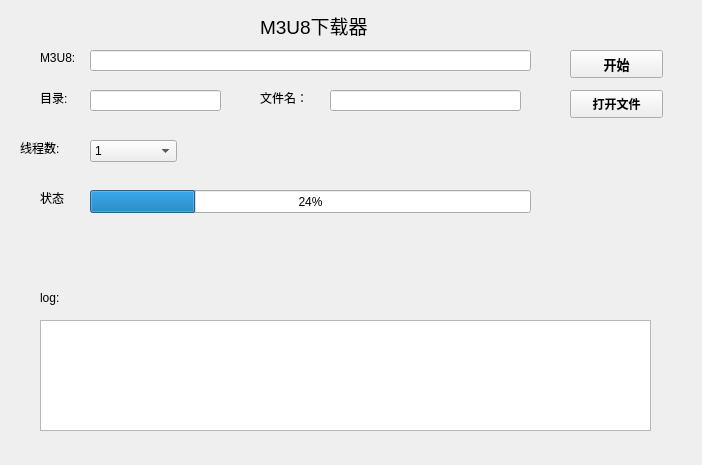
The window that m3u8.ui (lighting-Sky/Sky-Downloader) describes before a commit, drawn with Qt 5.
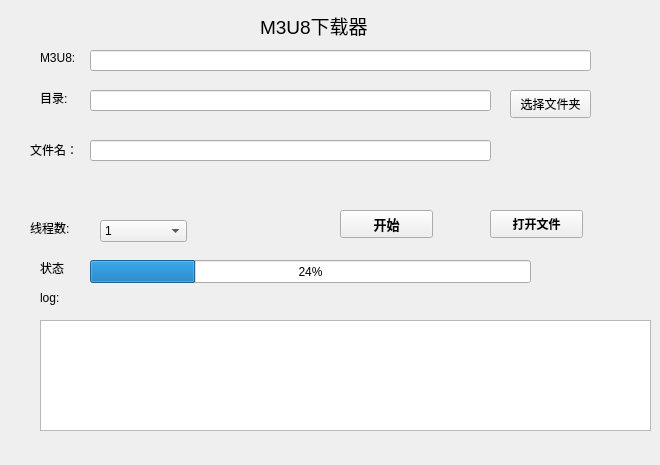
The same window after the commit.

```diff
--- a/m3u8.ui
+++ b/m3u8.ui
@@ -6,7 +6,7 @@
    <rect>
     <x>0</x>
     <y>0</y>
-    <width>702</width>
+    <width>660</width>
     <height>465</height>
    </rect>
   </property>
@@ -31,7 +31,7 @@
     <rect>
      <x>90</x>
      <y>50</y>
-     <width>441</width>
+     <width>501</width>
      <height>21</height>
     </rect>
    </property>
@@ -40,7 +40,7 @@
    <property name="geometry">
     <rect>
      <x>90</x>
-     <y>190</y>
+     <y>260</y>
      <width>441</width>
      <height>23</height>
     </rect>
@@ -50,10 +50,13 @@
    </property>
   </widget>
   <widget class="QPushButton" name="StartBtn">
+   <property name="enabled">
+    <bool>true</bool>
+   </property>
    <property name="geometry">
     <rect>
-     <x>570</x>
-     <y>50</y>
+     <x>340</x>
+     <y>210</y>
      <width>93</width>
      <height>28</height>
     </rect>
@@ -72,8 +75,8 @@
   <widget class="QPushButton" name="OpenBtn">
    <property name="geometry">
     <rect>
-     <x>570</x>
-     <y>90</y>
+     <x>490</x>
+     <y>210</y>
      <width>93</width>
      <height>28</height>
     </rect>
@@ -137,7 +140,7 @@
     <rect>
      <x>90</x>
      <y>90</y>
-     <width>131</width>
+     <width>401</width>
      <height>21</height>
     </rect>
    </property>
@@ -145,10 +148,10 @@
   <widget class="QLabel" name="label_4">
    <property name="geometry">
     <rect>
-     <x>260</x>
-     <y>90</y>
-     <width>72</width>
-     <height>15</height>
+     <x>30</x>
+     <y>140</y>
+     <width>61</width>
+     <height>20</height>
     </rect>
    </property>
    <property name="text">
@@ -171,9 +174,9 @@
   <widget class="QLineEdit" name="outPutName">
    <property name="geometry">
     <rect>
-     <x>330</x>
-     <y>90</y>
-     <width>191</width>
+     <x>90</x>
+     <y>140</y>
+     <width>401</width>
      <height>21</height>
     </rect>
    </property>
@@ -182,7 +185,7 @@
    <property name="geometry">
     <rect>
      <x>40</x>
-     <y>190</y>
+     <y>260</y>
      <width>51</width>
      <height>16</height>
     </rect>
@@ -194,8 +197,8 @@
   <widget class="QComboBox" name="comboBox">
    <property name="geometry">
     <rect>
-     <x>90</x>
-     <y>140</y>
+     <x>100</x>
+     <y>220</y>
      <width>87</width>
      <height>22</height>
     </rect>
@@ -229,8 +232,8 @@
   <widget class="QLabel" name="label_6">
    <property name="geometry">
     <rect>
-     <x>20</x>
-     <y>140</y>
+     <x>30</x>
+     <y>220</y>
      <width>51</width>
      <height>16</height>
     </rect>
@@ -239,6 +242,19 @@
     <string>线程数:</string>
    </property>
   </widget>
+  <widget class="QPushButton" name="pushButton">
+   <property name="geometry">
+    <rect>
+     <x>510</x>
+     <y>90</y>
+     <width>81</width>
+     <height>28</height>
+    </rect>
+   </property>
+   <property name="text">
+    <string>选择文件夹</string>
+   </property>
+  </widget>
  </widget>
  <resources/>
  <connections>
```
Left out of the diff: 23 changed lines with no effect on the pictures.
